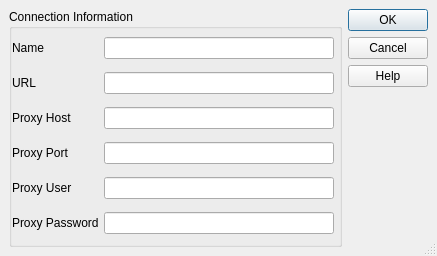
qgis/QGIS, file src/ui/qgsnewhttpconnectionbase.ui: the form before one commit.
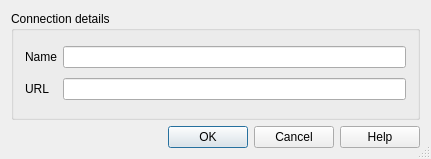
The form after the commit.

Commit message: Implemented proxy support to be application global rather than set on a per connection basis

```diff
--- a/src/ui/qgsnewhttpconnectionbase.ui
+++ b/src/ui/qgsnewhttpconnectionbase.ui
@@ -5,12 +5,12 @@
    <rect>
     <x>0</x>
     <y>0</y>
-    <width>437</width>
-    <height>256</height>
+    <width>431</width>
+    <height>159</height>
    </rect>
   </property>
   <property name="windowTitle" >
-   <string>Create a New WMS connection</string>
+   <string>Create a new WMS connection</string>
   </property>
   <property name="sizeGripEnabled" >
    <bool>true</bool>
@@ -19,31 +19,22 @@
    <bool>true</bool>
   </property>
   <layout class="QGridLayout" >
-   <property name="margin" >
-    <number>9</number>
-   </property>
-   <property name="spacing" >
-    <number>6</number>
-   </property>
    <item row="0" column="0" >
     <widget class="QGroupBox" name="GroupBox1" >
      <property name="title" >
-      <string>Connection Information</string>
+      <string>Connection details</string>
      </property>
      <layout class="QGridLayout" >
-      <property name="margin" >
-       <number>0</number>
-      </property>
-      <property name="spacing" >
-       <number>5</number>
-      </property>
-      <item rowspan="6" row="0" column="2" >
-       <widget class="QFrame" name="frame" >
-        <property name="frameShape" >
-         <enum>QFrame::NoFrame</enum>
+      <item row="0" column="0" >
+       <widget class="QLabel" name="TextLabel1_2" >
+        <property name="text" >
+         <string>Name</string>
         </property>
-        <property name="frameShadow" >
-         <enum>QFrame::Plain</enum>
+        <property name="margin" >
+         <number>5</number>
+        </property>
+        <property name="buddy" >
+         <cstring>txtName</cstring>
         </property>
        </widget>
       </item>
@@ -63,19 +54,6 @@
         </property>
        </widget>
       </item>
-      <item row="0" column="0" >
-       <widget class="QLabel" name="TextLabel1_2" >
-        <property name="text" >
-         <string>Name</string>
-        </property>
-        <property name="margin" >
-         <number>5</number>
-        </property>
-        <property name="buddy" >
-         <cstring>txtName</cstring>
-        </property>
-       </widget>
-      </item>
       <item row="1" column="0" >
        <widget class="QLabel" name="TextLabel1" >
         <property name="text" >
@@ -89,91 +67,6 @@
         </property>
        </widget>
       </item>
-      <item row="2" column="0" >
-       <widget class="QLabel" name="TextLabel1_3" >
-        <property name="text" >
-         <string>Proxy Host</string>
-        </property>
-        <property name="margin" >
-         <number>5</number>
-        </property>
-        <property name="buddy" >
-         <cstring>txtProxyHost</cstring>
-        </property>
-       </widget>
-      </item>
-      <item row="3" column="0" >
-       <widget class="QLabel" name="TextLabel1_3_2" >
-        <property name="text" >
-         <string>Proxy Port</string>
-        </property>
-        <property name="margin" >
-         <number>5</number>
-        </property>
-        <property name="buddy" >
-         <cstring>txtProxyPort</cstring>
-        </property>
-       </widget>
-      </item>
-      <item row="4" column="0" >
-       <widget class="QLabel" name="TextLabel1_3_3" >
-        <property name="text" >
-         <string>Proxy User</string>
-        </property>
-        <property name="margin" >
-         <number>5</number>
-        </property>
-        <property name="buddy" >
-         <cstring>txtProxyUser</cstring>
-        </property>
-       </widget>
-      </item>
-      <item row="5" column="0" >
-       <widget class="QLabel" name="TextLabel1_3_4" >
-        <property name="text" >
-         <string>Proxy Password</string>
-        </property>
-        <property name="margin" >
-         <number>5</number>
-        </property>
-        <property name="buddy" >
-         <cstring>txtProxyPass</cstring>
-        </property>
-       </widget>
-      </item>
-      <item row="4" column="1" >
-       <widget class="QLineEdit" name="txtProxyUser" >
-        <property name="sizePolicy" >
-         <sizepolicy>
-          <hsizetype>7</hsizetype>
-          <vsizetype>0</vsizetype>
-          <horstretch>1</horstretch>
-          <verstretch>0</verstretch>
-         </sizepolicy>
-        </property>
-        <property name="toolTip" >
-         <string>Your user name for the HTTP proxy (optional)</string>
-        </property>
-       </widget>
-      </item>
-      <item row="5" column="1" >
-       <widget class="QLineEdit" name="txtProxyPass" >
-        <property name="sizePolicy" >
-         <sizepolicy>
-          <hsizetype>7</hsizetype>
-          <vsizetype>0</vsizetype>
-          <horstretch>1</horstretch>
-          <verstretch>0</verstretch>
-         </sizepolicy>
-        </property>
-        <property name="toolTip" >
-         <string>Password for your HTTP proxy (optional)</string>
-        </property>
-        <property name="echoMode" >
-         <enum>QLineEdit::Password</enum>
-        </property>
-       </widget>
-      </item>
       <item row="1" column="1" >
        <widget class="QLineEdit" name="txtUrl" >
         <property name="toolTip" >
@@ -181,104 +74,15 @@
         </property>
        </widget>
       </item>
-      <item row="2" column="1" >
-       <widget class="QLineEdit" name="txtProxyHost" >
-        <property name="toolTip" >
-         <string>Name of your HTTP proxy (optional)</string>
-        </property>
-       </widget>
-      </item>
-      <item row="3" column="1" >
-       <widget class="QLineEdit" name="txtProxyPort" >
-        <property name="sizePolicy" >
-         <sizepolicy>
-          <hsizetype>7</hsizetype>
-          <vsizetype>0</vsizetype>
-          <horstretch>1</horstretch>
-          <verstretch>0</verstretch>
-         </sizepolicy>
-        </property>
-        <property name="toolTip" >
-         <string>Port number of your HTTP proxy (optional)</string>
-        </property>
-        <property name="maxLength" >
-         <number>5</number>
-        </property>
-       </widget>
-      </item>
      </layout>
     </widget>
    </item>
-   <item row="0" column="1" >
-    <layout class="QVBoxLayout" >
-     <property name="margin" >
-      <number>0</number>
+   <item row="1" column="0" >
+    <widget class="QDialogButtonBox" name="buttonBox" >
+     <property name="standardButtons" >
+      <set>QDialogButtonBox::Cancel|QDialogButtonBox::Help|QDialogButtonBox::NoButton|QDialogButtonBox::Ok</set>
      </property>
-     <property name="spacing" >
-      <number>6</number>
-     </property>
-     <item>
-      <widget class="QPushButton" name="btnOk" >
-       <property name="text" >
-        <string>OK</string>
-       </property>
-       <property name="shortcut" >
-        <string/>
-       </property>
-       <property name="autoDefault" >
-        <bool>true</bool>
-       </property>
-       <property name="default" >
-        <bool>true</bool>
-       </property>
-      </widget>
-     </item>
-     <item>
-      <widget class="QPushButton" name="btnCancel" >
-       <property name="text" >
-        <string>Cancel</string>
-       </property>
-       <property name="shortcut" >
-        <string/>
-       </property>
-       <property name="autoDefault" >
-        <bool>true</bool>
-       </property>
-      </widget>
-     </item>
-     <item>
-      <widget class="QPushButton" name="btnHelp" >
-       <property name="enabled" >
-        <bool>true</bool>
-       </property>
-       <property name="text" >
-        <string>Help</string>
-       </property>
-       <property name="shortcut" >
-        <string>F1</string>
-       </property>
-       <property name="autoDefault" >
-        <bool>true</bool>
-       </property>
-      </widget>
-     </item>
-     <item>
-      <spacer>
-       <property name="orientation" >
-        <enum>Qt::Vertical</enum>
-       </property>
-       <property name="sizeType" >
-        <enum>QSizePolicy::Expanding</enum>
-       </property>
-       <property name="sizeHint" >
-        <size>
-         <width>0</width>
-         <height>20</height>
-        </size>
-       </property>
-      </spacer>
-     </item>
-    </layout>
+    </widget>
    </item>
   </layout>
  </widget>
```
Left out of the diff: 42 changed lines with no effect on the pictures. The commit also changes 12 other files.
